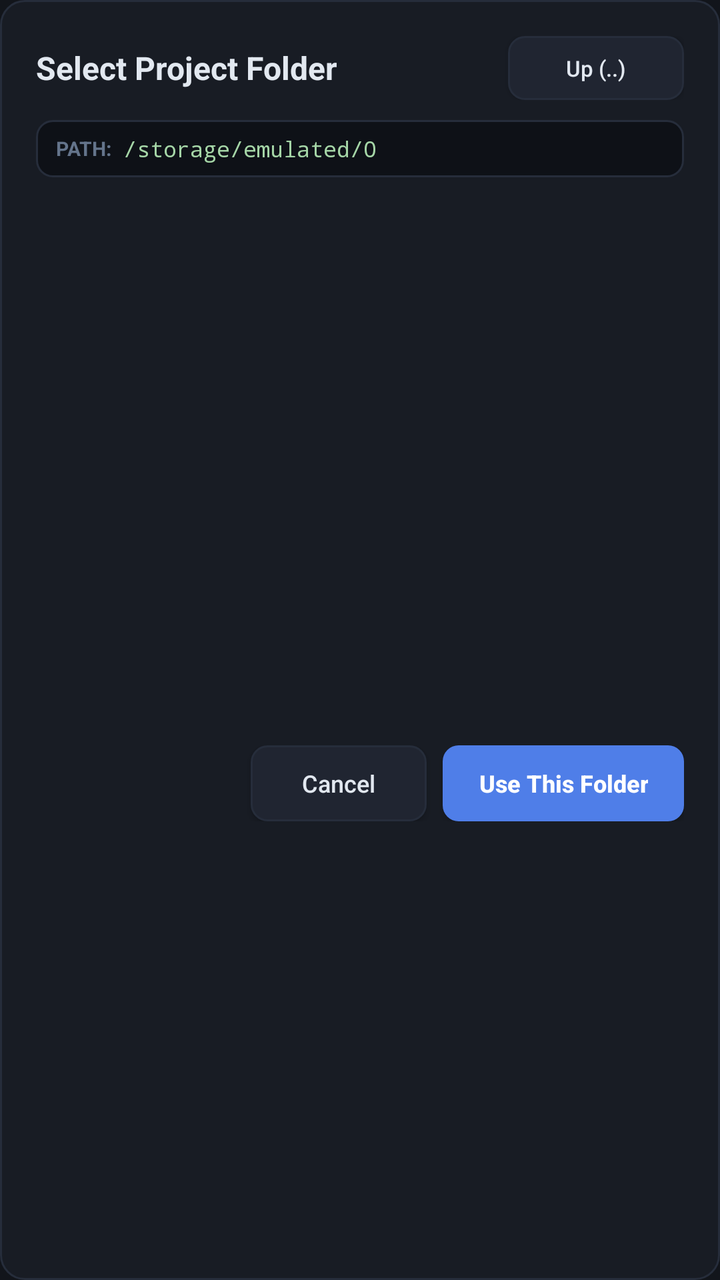
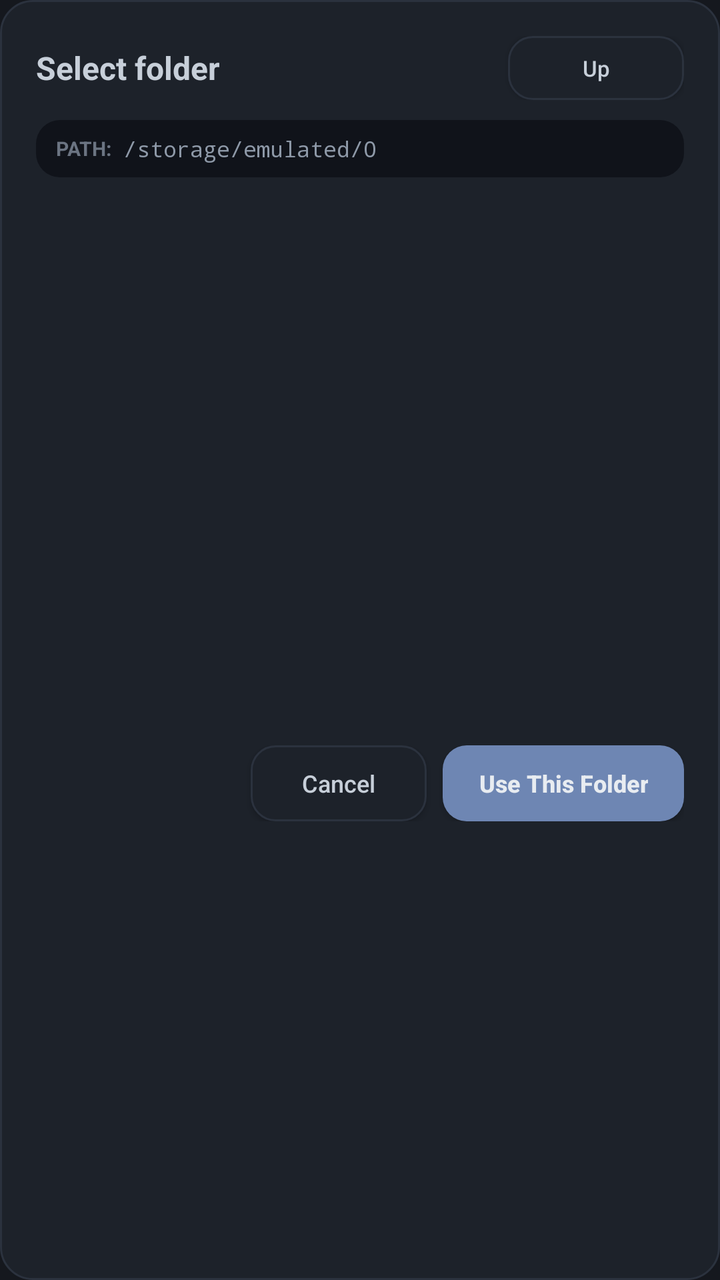

Compare the two renders of this Android layout. The source of the first and the diff that turns it into the second are given below.
<!-- AndroidManifest.xml: application theme AppTheme -->
<!-- res/layout/dialog_folder_picker.xml -->
<?xml version="1.0" encoding="utf-8"?>
<LinearLayout xmlns:android="http://schemas.android.com/apk/res/android"
    android:layout_width="match_parent"
    android:layout_height="wrap_content"
    android:background="@drawable/card_bg"
    android:orientation="vertical"
    android:padding="18dp">

    
    <LinearLayout
        android:layout_width="match_parent"
        android:layout_height="wrap_content"
        android:orientation="horizontal"
        android:gravity="center_vertical">

        <TextView
            android:layout_width="0dp"
            android:layout_height="wrap_content"
            android:layout_weight="1"
            android:text="Select Project Folder"
            android:textColor="@color/text_primary"
            android:textSize="16sp"
            android:textStyle="bold" />

        <Button
            android:id="@+id/btn_picker_up"
            android:layout_width="wrap_content"
            android:layout_height="32dp"
            android:background="@drawable/btn_secondary"
            android:paddingLeft="12dp"
            android:paddingRight="12dp"
            android:text="Up (..)"
            android:textAllCaps="false"
            android:textColor="@color/text_primary"
            android:textSize="11sp" />
    </LinearLayout>

    
    <LinearLayout
        android:layout_width="match_parent"
        android:layout_height="wrap_content"
        android:layout_marginTop="10dp"
        android:background="@drawable/console_bg"
        android:paddingLeft="10dp"
        android:paddingRight="10dp"
        android:paddingTop="7dp"
        android:paddingBottom="7dp"
        android:gravity="center_vertical"
        android:orientation="horizontal">

        <TextView
            android:layout_width="wrap_content"
            android:layout_height="wrap_content"
            android:text="PATH:"
            android:textColor="@color/text_muted"
            android:textSize="10sp"
            android:textStyle="bold" />

        <TextView
            android:id="@+id/tv_picker_current_path"
            android:layout_width="0dp"
            android:layout_height="wrap_content"
            android:layout_weight="1"
            android:layout_marginLeft="6dp"
            android:ellipsize="start"
            android:singleLine="true"
            android:text="/storage/emulated/0"
            android:textColor="@color/console_text"
            android:textSize="11sp"
            android:typeface="monospace" />
    </LinearLayout>

    
    <ScrollView
        android:layout_width="match_parent"
        android:layout_height="260dp"
        android:layout_marginTop="10dp"
        android:fillViewport="true">

        <LinearLayout
            android:layout_width="match_parent"
            android:layout_height="wrap_content"
            android:orientation="vertical">

            <LinearLayout
                android:id="@+id/container_picker_dirs"
                android:layout_width="match_parent"
                android:layout_height="wrap_content"
                android:orientation="vertical" />

            <TextView
                android:id="@+id/tv_picker_empty"
                android:layout_width="match_parent"
                android:layout_height="120dp"
                android:gravity="center"
                android:text="No subdirectories found in this folder"
                android:textColor="@color/text_muted"
                android:textSize="12sp"
                android:visibility="gone" />
        </LinearLayout>
    </ScrollView>

    
    <LinearLayout
        android:layout_width="match_parent"
        android:layout_height="wrap_content"
        android:layout_marginTop="14dp"
        android:gravity="right"
        android:orientation="horizontal">

        <Button
            android:id="@+id/btn_picker_cancel"
            android:layout_width="wrap_content"
            android:layout_height="38dp"
            android:background="@drawable/btn_secondary"
            android:paddingLeft="16dp"
            android:paddingRight="16dp"
            android:text="Cancel"
            android:textAllCaps="false"
            android:textColor="@color/text_primary"
            android:textSize="12sp" />

        <Button
            android:id="@+id/btn_picker_choose"
            android:layout_width="wrap_content"
            android:layout_height="38dp"
            android:layout_marginLeft="8dp"
            android:background="@drawable/btn_primary"
            android:paddingLeft="18dp"
            android:paddingRight="18dp"
            android:text="Use This Folder"
            android:textAllCaps="false"
            android:textColor="#FFFFFF"
            android:textSize="12sp"
            android:textStyle="bold" />
    </LinearLayout>
</LinearLayout>
<!-- resources referenced by this layout -->
<resources>
  <color name="console_text">#A5D6A7</color>
  <color name="text_muted">#64748B</color>
  <color name="text_primary">#E2E8F0</color>
  <!-- drawable btn_primary (drawable) -->
  <?xml version="1.0" encoding="utf-8"?>
  <selector xmlns:android="http://schemas.android.com/apk/res/android">
      <item android:state_pressed="true">
          <shape android:shape="rectangle">
              <solid android:color="@color/primary_dark" />
              <corners android:radius="8dp" />
          </shape>
      </item>
      <item>
          <shape android:shape="rectangle">
              <solid android:color="@color/primary_accent" />
              <corners android:radius="8dp" />
          </shape>
      </item>
  </selector>
  <!-- drawable btn_secondary (drawable) -->
  <?xml version="1.0" encoding="utf-8"?>
  <selector xmlns:android="http://schemas.android.com/apk/res/android">
      <item android:state_pressed="true">
          <shape android:shape="rectangle">
              <solid android:color="@color/surface_card" />
              <stroke android:width="1dp" android:color="@color/primary_accent" />
              <corners android:radius="8dp" />
          </shape>
      </item>
      <item>
          <shape android:shape="rectangle">
              <solid android:color="@color/surface_elevated" />
              <stroke android:width="1dp" android:color="@color/surface_border" />
              <corners android:radius="8dp" />
          </shape>
      </item>
  </selector>
  <!-- drawable card_bg (drawable) -->
  <?xml version="1.0" encoding="utf-8"?>
  <shape xmlns:android="http://schemas.android.com/apk/res/android"
      android:shape="rectangle">
      <solid android:color="@color/surface_card" />
      <stroke android:width="1dp" android:color="@color/surface_border" />
      <corners android:radius="12dp" />
  </shape>
  <!-- drawable console_bg (drawable) -->
  <?xml version="1.0" encoding="utf-8"?>
  <shape xmlns:android="http://schemas.android.com/apk/res/android"
      android:shape="rectangle">
      <solid android:color="@color/console_bg" />
      <stroke android:width="1dp" android:color="@color/surface_border" />
      <corners android:radius="8dp" />
  </shape>
  <style name="AppTheme" parent="@android:style/Theme.Material.NoActionBar">
          <item name="android:windowBackground">@color/bg_main</item>
          <item name="android:colorPrimary">@color/surface_card</item>
          <item name="android:colorPrimaryDark">@color/bg_main</item>
          <item name="android:colorAccent">@color/primary_accent</item>
          <item name="android:statusBarColor">@color/bg_main</item>
          <item name="android:navigationBarColor">@color/bg_main</item>
          <item name="android:textColorPrimary">@color/text_primary</item>
          <item name="android:textColorSecondary">@color/text_secondary</item>
      </style>
  <color name="primary_dark">#3B6AD4</color>
  <color name="primary_accent">#4F7EE8</color>
  <color name="surface_card">#181C24</color>
  <color name="surface_elevated">#202531</color>
  <color name="surface_border">#262D3B</color>
  <color name="console_bg">#0E1117</color>
  <color name="bg_main">#12151B</color>
  <color name="text_secondary">#94A3B8</color>
</resources>

<!-- the commit's change to res/layout/dialog_folder_picker.xml (unified diff, before → after) -->
@@ -17,7 +17,7 @@
             android:layout_width="0dp"
             android:layout_height="wrap_content"
             android:layout_weight="1"
-            android:text="Select Project Folder"
+            android:text="Select folder"
             android:textColor="@color/text_primary"
             android:textSize="16sp"
             android:textStyle="bold" />
@@ -29,7 +29,7 @@
             android:background="@drawable/btn_secondary"
             android:paddingLeft="12dp"
             android:paddingRight="12dp"
-            android:text="Up (..)"
+            android:text="Up"
             android:textAllCaps="false"
             android:textColor="@color/text_primary"
             android:textSize="11sp" />
@@ -130,7 +130,7 @@
             android:paddingRight="18dp"
             android:text="Use This Folder"
             android:textAllCaps="false"
-            android:textColor="#FFFFFF"
+            android:textColor="#E8ECF1"
             android:textSize="12sp"
             android:textStyle="bold" />
     </LinearLayout>
<!-- resource entries referenced after the edit -->
@@ -1,21 +1,27 @@
 <!-- resources referenced by this layout -->
 <resources>
-  <color name="console_text">#A5D6A7</color>
-  <color name="text_muted">#64748B</color>
-  <color name="text_primary">#E2E8F0</color>
+  <color name="console_text">#8E99A8</color>
+  <color name="text_muted">#6B7482</color>
+  <color name="text_primary">#C7CFD9</color>
   <!-- drawable btn_primary (drawable) -->
   <?xml version="1.0" encoding="utf-8"?>
   <selector xmlns:android="http://schemas.android.com/apk/res/android">
+      <item android:state_enabled="false">
+          <shape android:shape="rectangle">
+              <solid android:color="#3A414D" />
+              <corners android:radius="12dp" />
+          </shape>
+      </item>
       <item android:state_pressed="true">
           <shape android:shape="rectangle">
               <solid android:color="@color/primary_dark" />
-              <corners android:radius="8dp" />
+              <corners android:radius="12dp" />
           </shape>
       </item>
       <item>
           <shape android:shape="rectangle">
               <solid android:color="@color/primary_accent" />
-              <corners android:radius="8dp" />
+              <corners android:radius="12dp" />
           </shape>
       </item>
   </selector>
@@ -24,16 +30,16 @@
   <selector xmlns:android="http://schemas.android.com/apk/res/android">
       <item android:state_pressed="true">
           <shape android:shape="rectangle">
-              <solid android:color="@color/surface_card" />
-              <stroke android:width="1dp" android:color="@color/primary_accent" />
-              <corners android:radius="8dp" />
+              <solid android:color="@color/surface_elevated" />
+              <stroke android:width="1dp" android:color="@color/surface_border" />
+              <corners android:radius="12dp" />
           </shape>
       </item>
       <item>
           <shape android:shape="rectangle">
-              <solid android:color="@color/surface_elevated" />
+              <solid android:color="@color/surface_card" />
               <stroke android:width="1dp" android:color="@color/surface_border" />
-              <corners android:radius="8dp" />
+              <corners android:radius="12dp" />
           </shape>
       </item>
   </selector>
@@ -43,33 +49,41 @@
       android:shape="rectangle">
       <solid android:color="@color/surface_card" />
       <stroke android:width="1dp" android:color="@color/surface_border" />
-      <corners android:radius="12dp" />
+      <corners android:radius="16dp" />
   </shape>
   <!-- drawable console_bg (drawable) -->
   <?xml version="1.0" encoding="utf-8"?>
   <shape xmlns:android="http://schemas.android.com/apk/res/android"
       android:shape="rectangle">
       <solid android:color="@color/console_bg" />
-      <stroke android:width="1dp" android:color="@color/surface_border" />
-      <corners android:radius="8dp" />
+      <corners android:radius="12dp" />
   </shape>
   <style name="AppTheme" parent="@android:style/Theme.Material.NoActionBar">
           <item name="android:windowBackground">@color/bg_main</item>
-          <item name="android:colorPrimary">@color/surface_card</item>
+          <item name="android:colorPrimary">@color/primary_accent</item>
           <item name="android:colorPrimaryDark">@color/bg_main</item>
           <item name="android:colorAccent">@color/primary_accent</item>
           <item name="android:statusBarColor">@color/bg_main</item>
           <item name="android:navigationBarColor">@color/bg_main</item>
           <item name="android:textColorPrimary">@color/text_primary</item>
           <item name="android:textColorSecondary">@color/text_secondary</item>
+          <item name="android:editTextBackground">@drawable/edit_text_bg</item>
       </style>
-  <color name="primary_dark">#3B6AD4</color>
-  <color name="primary_accent">#4F7EE8</color>
-  <color name="surface_card">#181C24</color>
-  <color name="surface_elevated">#202531</color>
-  <color name="surface_border">#262D3B</color>
-  <color name="console_bg">#0E1117</color>
-  <color name="bg_main">#12151B</color>
-  <color name="text_secondary">#94A3B8</color>
+  <color name="primary_dark">#5A729E</color>
+  <color name="primary_accent">#6E86B3</color>
+  <color name="surface_card">#1D222A</color>
+  <color name="surface_elevated">#232935</color>
+  <color name="surface_border">#2B323E</color>
+  <color name="console_bg">#10131A</color>
+  <color name="bg_main">#15181E</color>
+  <color name="text_secondary">#8B95A5</color>
+  <!-- drawable edit_text_bg (drawable) -->
+  <?xml version="1.0" encoding="utf-8"?>
+  <shape xmlns:android="http://schemas.android.com/apk/res/android"
+      android:shape="rectangle">
+      <solid android:color="@color/surface_card" />
+      <stroke android:width="1dp" android:color="@color/surface_border" />
+      <corners android:radius="12dp" />
+  </shape>
 </resources>
 
